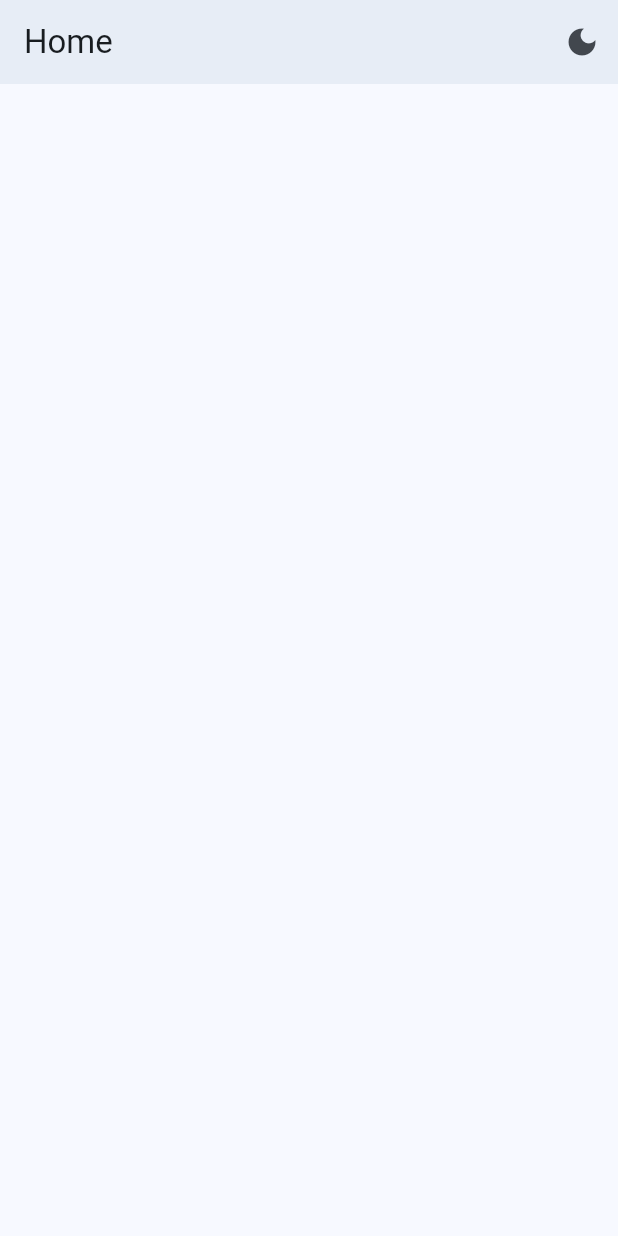
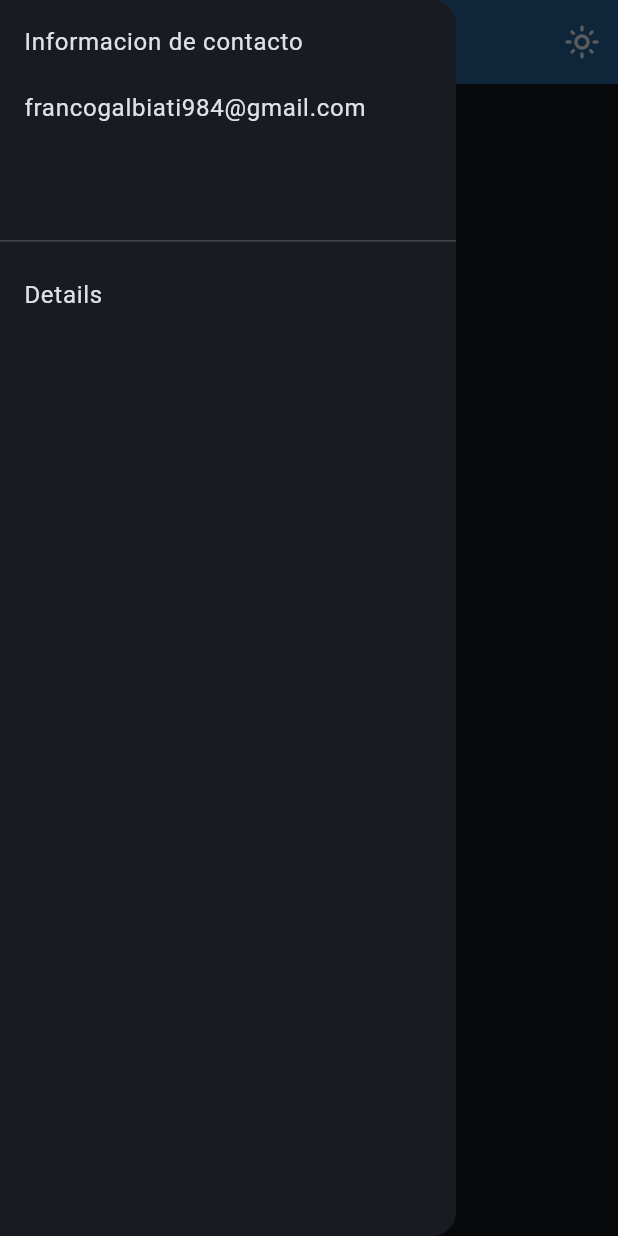
Before and after one commit to Galbfran/flutter_cv_online, a Flutter app: the screen it shows after launch, with the side drawer open (before the commit the screen has no drawer), on a phone screen of 412 x 824 dp. Run offline on Flutter 3.47's test engine with Material 3 defaults, Android fonts, the phone set to English and light mode, and no system bars; our stand-ins replace flutter_riverpod, go_router, riverpod_annotation; generated files the repository leaves out were written again.

Commit message:
add drawer

```diff
--- a/lib/features/infrastructure/provider/theme_app_provider.dart
+++ b/lib/features/infrastructure/provider/theme_app_provider.dart
@@ -5,7 +5,7 @@ part 'theme_app_provider.g.dart';
 @riverpod
 class DarkMode extends _$DarkMode {
   @override
-  bool build() => false;
+  bool build() => true;
 
   void toggleDarkMode() {
     state = !state;
--- a/lib/features/screens/home_screen.dart
+++ b/lib/features/screens/home_screen.dart
@@ -1,3 +1,5 @@
+// ignore_for_file: deprecated_member_use
+import 'package:cv_online/config/router/app_router.dart';
 import 'package:cv_online/features/infrastructure/provider/theme_app_provider.dart';
 import 'package:flutter/material.dart';
 import 'package:flutter_riverpod/flutter_riverpod.dart';
@@ -9,8 +11,31 @@ class HomeScreen extends ConsumerWidget {
   Widget build(BuildContext context, WidgetRef ref) {
     final isDarkMode = ref.watch(darkModeProvider);
     return Scaffold(
+      drawer: NavigationDrawer(children: [
+        const DrawerHeader(
+          child: Column(
+            crossAxisAlignment: CrossAxisAlignment.start,
+            children: [
+              Text('Informacion de contacto'),
+              SizedBox(
+                height: 20,
+              ),
+              Text('francogalbiati984@gmail.com'),
+            ],
+          ),
+        ),
+        ListTile(
+          title: const Text('Details'),
+          onTap: () {
+            ref.read(appRouterProvider).go('/details');
+          },
+        ),
+      ]),
       appBar: AppBar(
-        title: const Text('Home'),
+        backgroundColor: isDarkMode == false
+            ? const Color.fromARGB(255, 79, 164, 238)
+            : const Color(0xff164772),
+        title: const Text('Franco Galbiati'),
         elevation: 3,
         actions: [
           IconButton(
@@ -18,8 +43,8 @@ class HomeScreen extends ConsumerWidget {
                 ref.read(darkModeProvider.notifier).toggleDarkMode();
               },
               icon: isDarkMode == false
-                  ? const Icon(Icons.dark_mode)
-                  : const Icon(Icons.light_mode))
+                  ? const Icon(Icons.dark_mode_outlined)
+                  : const Icon(Icons.light_mode_outlined))
         ],
       ),
     );
--- a/pubspec.yaml
+++ b/pubspec.yaml
@@ -38,6 +38,7 @@ dependencies:
   flutter_riverpod: ^2.5.1
   riverpod_annotation: ^2.3.5
   go_router: ^14.0.2
+  url_launcher: ^6.2.6
 
 dev_dependencies:
   flutter_test:
```
Also changed, not shown: lib/features/infrastructure/provider/theme_app_provider.g.dart, pubspec.lock.
